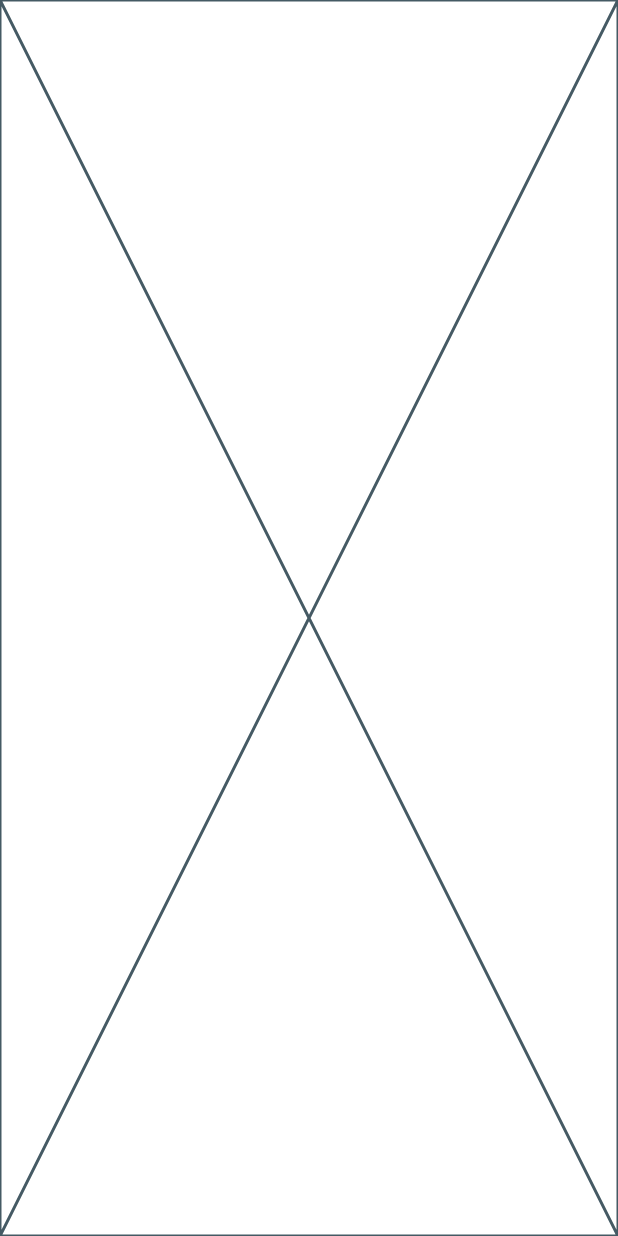
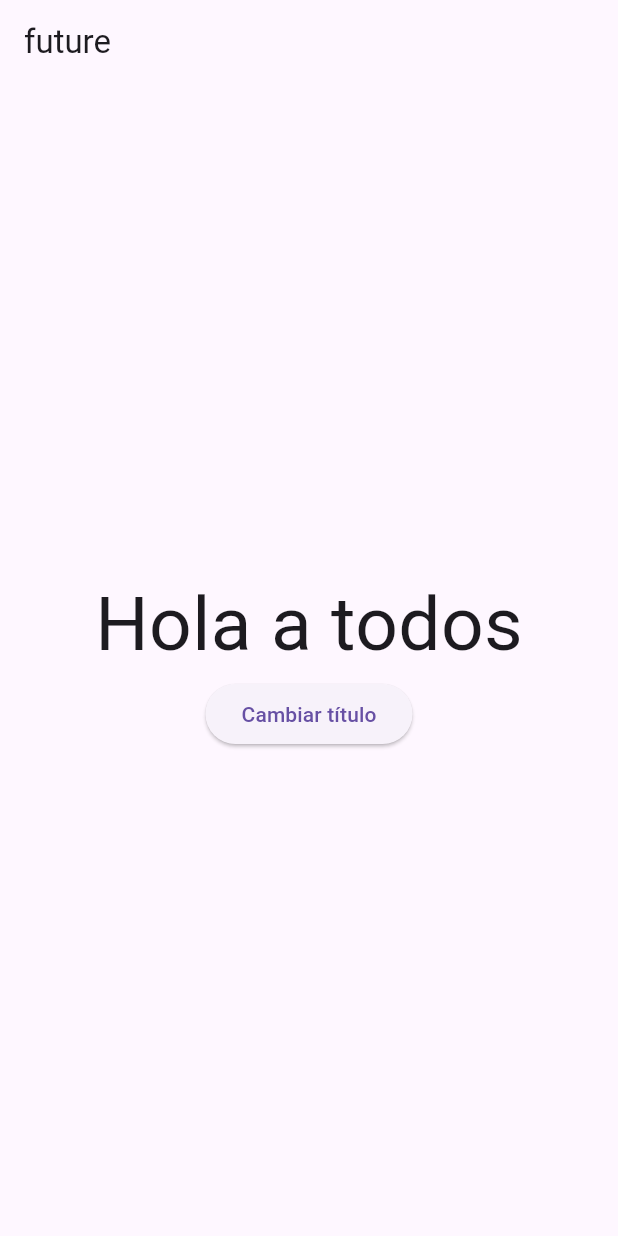
Before and after one commit to fr4nsgallegos/futureAppG13, a Flutter app: the screen it shows after launch, on a phone screen of 412 x 824 dp. Run offline on Flutter 3.47's test engine with Material 3 defaults, Android fonts, the phone set to English and light mode, and no system bars.

Commit message:
manera erronea de traer informacion desde future

```diff
--- a/lib/main.dart
+++ b/lib/main.dart
@@ -2,7 +2,5 @@ import 'package:flutter/material.dart';
 import 'package:futureappg13/pages/home_page.dart';
 
 void main() {
-  runApp(
-    const MaterialApp(home: HomePage(), debugShowCheckedModeBanner: false),
-  );
+  runApp(MaterialApp(home: HomePage(), debugShowCheckedModeBanner: false));
 }
--- a/lib/pages/home_page.dart
+++ b/lib/pages/home_page.dart
@@ -1,10 +1,41 @@
 import 'package:flutter/material.dart';
 
-class HomePage extends StatelessWidget {
-  const HomePage({super.key});
+class HomePage extends StatefulWidget {
+  @override
+  State<HomePage> createState() => _HomePageState();
+}
+
+class _HomePageState extends State<HomePage> {
+  String title = "Hola a todos";
+
+  Future<String> getTitleAsync() {
+    return Future.delayed(Duration(seconds: 3), () => "Los inocentes");
+  }
 
   @override
   Widget build(BuildContext context) {
-    return const Placeholder();
+    // No debería ir aquí por que en cada camvio de estado va asignar siempre el valor de gettitleAsync a la variable title
+    // getTitleAsync().then((value) {
+    //   title = value;
+    //   setState(() {});
+    // });
+    return Scaffold(
+      appBar: AppBar(title: Text("future")),
+      body: Center(
+        child: Column(
+          mainAxisSize: MainAxisSize.min,
+          children: [
+            Text(title, style: TextStyle(fontSize: 50)),
+            ElevatedButton(
+              onPressed: () {
+                title = "Mi planta de naranja lima";
+                setState(() {});
+              },
+              child: Text("Cambiar título"),
+            ),
+          ],
+        ),
+      ),
+    );
   }
 }
```
